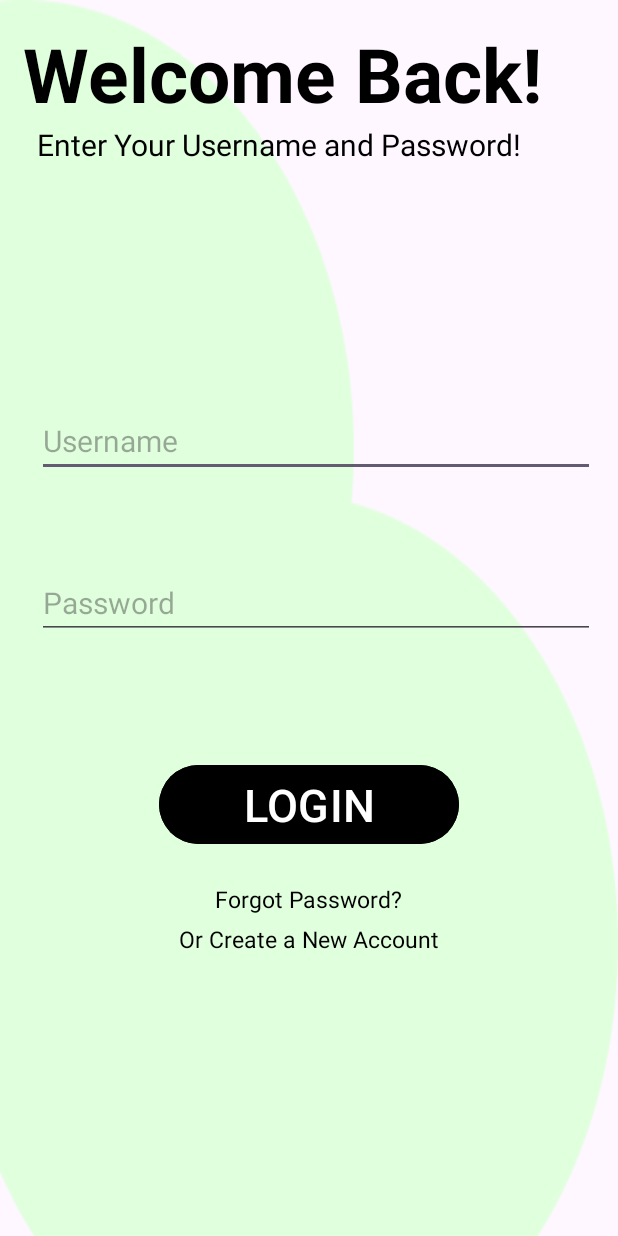
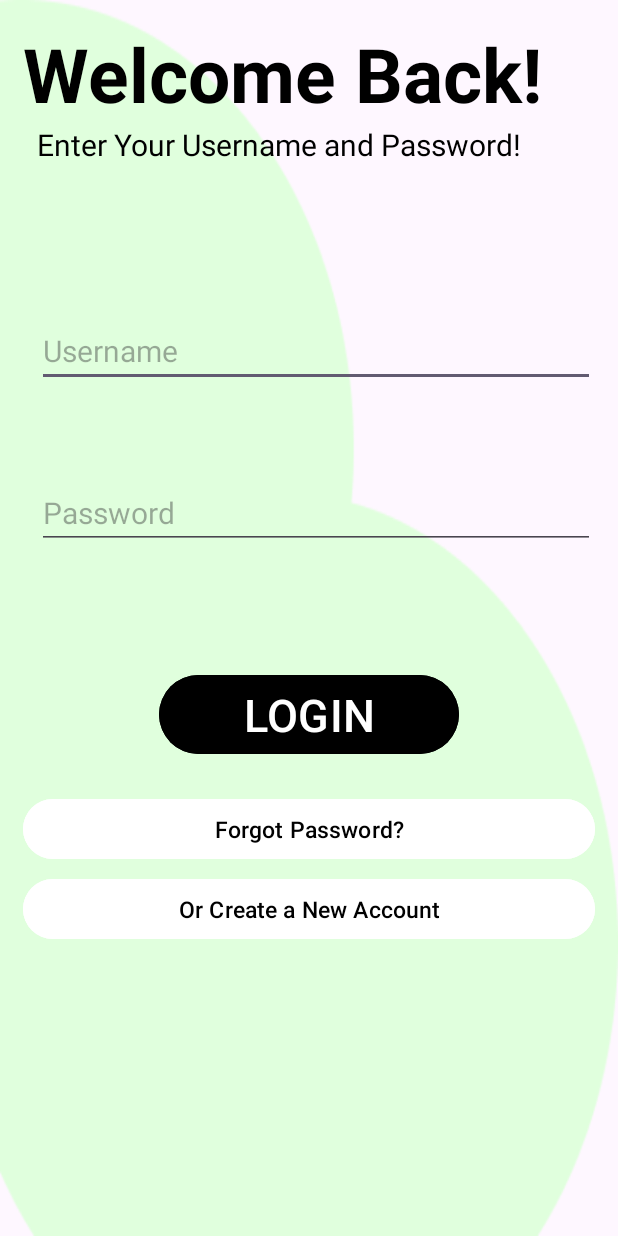
Before and after one commit to omoloye13/MykotlinForm, an Android app: the LoginActivity screen opened directly, with no data from a screen before it, on a phone screen of 412 x 824 dp. Run offline under Robolectric (Android 15) with nearby library versions, the phone set to English and light mode, and no system bars.

Commit message:
added validations to the LoginActivity

```diff
--- a/app/src/main/AndroidManifest.xml
+++ b/app/src/main/AndroidManifest.xml
@@ -13,6 +13,12 @@
         android:theme="@style/Theme.MyForm"
         tools:targetApi="31">
         <activity
+            android:name=".HomeActivity"
+            android:exported="false" />
+        <activity
+            android:name=".CreateNewAccountActivity"
+            android:exported="false" />
+        <activity
             android:name=".LoginActivity"
             android:exported="false" />
         <activity
--- a/app/src/main/java/com/folashade/myform/LoginActivity.kt
+++ b/app/src/main/java/com/folashade/myform/LoginActivity.kt
@@ -2,10 +2,49 @@ package com.folashade.myform
 
 import androidx.appcompat.app.AppCompatActivity
 import android.os.Bundle
+import android.content.Intent
+import android.widget.Button
+import android.widget.EditText
+import com.google.android.material.snackbar.Snackbar
 
 class LoginActivity : AppCompatActivity() {
     override fun onCreate(savedInstanceState: Bundle?) {
         super.onCreate(savedInstanceState)
         setContentView(R.layout.activity_login)
+
+        var createNAButton: Button = findViewById(R.id.createNewAccount)
+
+        createNAButton.setOnClickListener{
+            val intent = Intent (this, CreateNewAccountActivity::class.java)
+            this.startActivity(intent)
+        }
+        val loginButton :Button = this.findViewById(R.id.loginButton)
+        val userName : EditText = this.findViewById(R.id.edit_text1)
+        val password : EditText = this.findViewById(R.id.edit_text2)
+
+         fun validateUserInput(){
+            val enteredUserName : String = userName.text.toString()
+            val enteredPassword : String = password.text.toString()
+             val message = "You need to enter your username and password";
+
+
+             if (enteredUserName.isNotEmpty() && enteredPassword.isNotEmpty()){
+                 val navigation = Intent ( this, HomeActivity::class.java)
+                 this.startActivity(navigation)
+             } else{
+                 Snackbar
+                     .make(findViewById(R.id.content),
+                         message,
+                         Snackbar.LENGTH_LONG
+                         )
+                     .show()
+
+
+             }
+        }
+        loginButton.setOnClickListener {
+
+            validateUserInput()
+        }
     }
 }
--- a/app/src/main/res/layout/activity_login.xml
+++ b/app/src/main/res/layout/activity_login.xml
@@ -7,6 +7,7 @@
     tools:context=".LoginActivity"
     android:padding="15dp"
     android:background="@drawable/union"
+    android:id="@+id/content"
     >
     <TextView
         android:layout_width="wrap_content"
@@ -43,7 +44,7 @@
         android:textColor="#e2e2e2e2"
         android:textSize="20sp"
         android:layout_marginLeft="9dp"
-        android:layout_marginTop="160dp"
+        android:layout_marginTop="100dp"
 
 
         />
@@ -65,7 +66,7 @@
 
         android:layout_width="200dp"
         android:layout_height="wrap_content"
-        android:id="@+id/button"
+        android:id="@+id/loginButton"
         android:text="LOGIN"
         android:textSize="30sp"
         app:layout_constraintStart_toStartOf="parent"
@@ -75,32 +76,33 @@
         android:layout_marginTop="80dp"
         />
 
-    <TextView
-        android:layout_width="wrap_content"
+    <Button
+        android:id="@+id/forgotPassword"
+        android:layout_width="match_parent"
         android:layout_height="wrap_content"
         android:text="Forgot Password?"
         android:textSize="15sp"
         android:textColor="#000000"
         app:layout_constraintStart_toStartOf="parent"
-        app:layout_constraintTop_toBottomOf="@id/button"
+        app:layout_constraintTop_toBottomOf="@id/loginButton"
         app:layout_constraintEnd_toEndOf="parent"
-        android:id="@+id/text3"
+        android:backgroundTint="#fff"
+        android:textAlignment="center"
         android:layout_marginTop="22dp"
-
-
-
         />
-    <TextView
-        android:layout_width="wrap_content"
+    <Button
+        android:layout_width="match_parent"
         android:layout_height="wrap_content"
         android:text="Or Create a New Account"
         android:textSize="15sp"
         android:textColor="#000000"
         app:layout_constraintStart_toStartOf="parent"
-        app:layout_constraintTop_toBottomOf="@id/text3"
+        app:layout_constraintTop_toBottomOf="@+id/forgotPassword"
         app:layout_constraintEnd_toEndOf="parent"
-        android:id="@+id/text4"
+        android:id="@+id/createNewAccount"
         android:layout_marginTop="5dp"
+        android:backgroundTint="#fff"
+        android:textAlignment="center"
 
 
         />
```
Also changed, not shown: app/src/main/java/com/folashade/myform/CreateNewAccountActivity.kt (added, +11 -0 lines), app/src/main/java/com/folashade/myform/HomeActivity.kt (added, +11 -0 lines), app/src/main/res/layout/activity_create_new_account.xml (added, +61 -0 lines), app/src/main/res/layout/activity_home.xml (added, +21 -0 lines).
